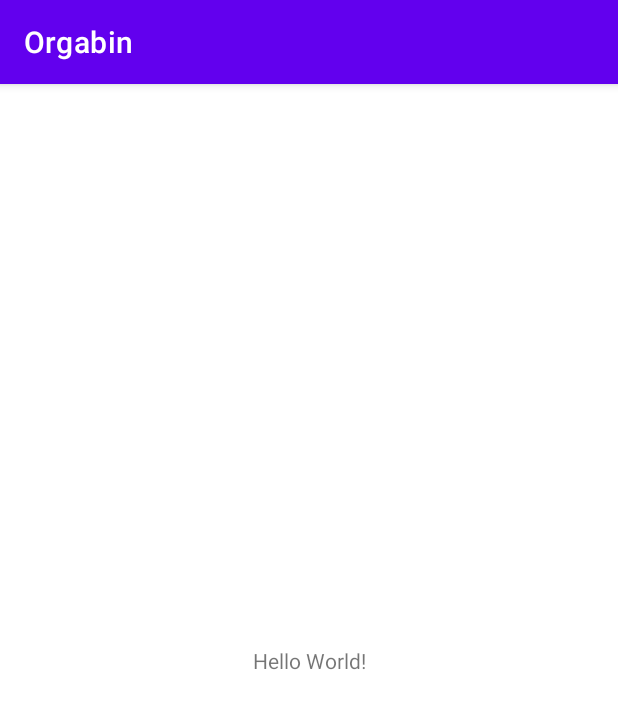
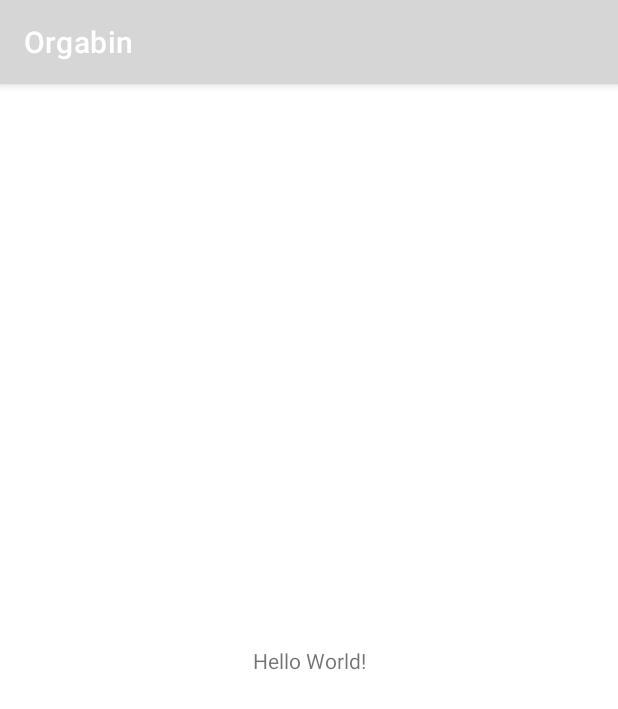
Before and after one commit to kisusyenni/OrgabinApp, an Android app: the screen it shows after launch (AdminActivity), on a phone screen of 412 x 824 dp. Shown: the top 709 px of the screen. Run offline under Robolectric (Android 15) with nearby library versions, the light colour scheme and no system bars.

Commit message:
Modify admin themes and strings

```diff
--- a/admin/src/main/res/values-night/themes.xml
+++ b/admin/src/main/res/values-night/themes.xml
@@ -2,13 +2,13 @@
     <!-- Base application theme. -->
     <style name="Theme.Orgabin" parent="Theme.MaterialComponents.DayNight.DarkActionBar">
         <!-- Primary brand color. -->
-        <item name="colorPrimary">@color/purple_200</item>
-        <item name="colorPrimaryVariant">@color/purple_700</item>
-        <item name="colorOnPrimary">@color/black</item>
+        <item name="colorPrimary">@color/primaryLightColor</item>
+        <item name="colorPrimaryVariant">@color/primaryDarkColor</item>
+        <item name="colorOnPrimary">@color/primaryTextColor</item>
         <!-- Secondary brand color. -->
-        <item name="colorSecondary">@color/teal_200</item>
-        <item name="colorSecondaryVariant">@color/teal_200</item>
-        <item name="colorOnSecondary">@color/black</item>
+        <item name="colorSecondary">@color/secondaryLightColor</item>
+        <item name="colorSecondaryVariant">@color/secondaryDarkColor</item>
+        <item name="colorOnSecondary">@color/secondaryTextColor</item>
         <!-- Status bar color. -->
         <item name="android:statusBarColor" tools:targetApi="l">?attr/colorPrimaryVariant</item>
         <!-- Customize your theme here. -->
--- a/admin/src/main/res/values/themes.xml
+++ b/admin/src/main/res/values/themes.xml
@@ -2,15 +2,24 @@
     <!-- Base application theme. -->
     <style name="Theme.Orgabin" parent="Theme.MaterialComponents.DayNight.DarkActionBar">
         <!-- Primary brand color. -->
-        <item name="colorPrimary">@color/purple_500</item>
-        <item name="colorPrimaryVariant">@color/purple_700</item>
-        <item name="colorOnPrimary">@color/white</item>
+        <item name="colorPrimary">@color/primaryColor</item>
+        <item name="colorPrimaryVariant">@color/primaryDarkColor</item>
+        <item name="colorOnPrimary">@color/primaryTextColor</item>
         <!-- Secondary brand color. -->
-        <item name="colorSecondary">@color/teal_200</item>
-        <item name="colorSecondaryVariant">@color/teal_700</item>
-        <item name="colorOnSecondary">@color/black</item>
+        <item name="colorSecondary">@color/secondaryColor</item>
+        <item name="colorSecondaryVariant">@color/secondaryDarkColor</item>
+        <item name="colorOnSecondary">@color/secondaryTextColor</item>
         <!-- Status bar color. -->
         <item name="android:statusBarColor" tools:targetApi="l">?attr/colorPrimaryVariant</item>
         <!-- Customize your theme here. -->
     </style>
+
+    <style name="Theme.Orgabin.NoActionBar">
+        <item name="windowActionBar">false</item>
+        <item name="windowNoTitle">true</item>
+    </style>
+
+    <style name="Theme.Orgabin.AppBarOverlay" parent="ThemeOverlay.AppCompat.Dark.ActionBar" />
+
+    <style name="Theme.Orgabin.PopupOverlay" parent="ThemeOverlay.AppCompat.Light" />
 </resources>
```
Also changed, not shown: admin/src/main/res/values/strings.xml (+11 -0 lines).
